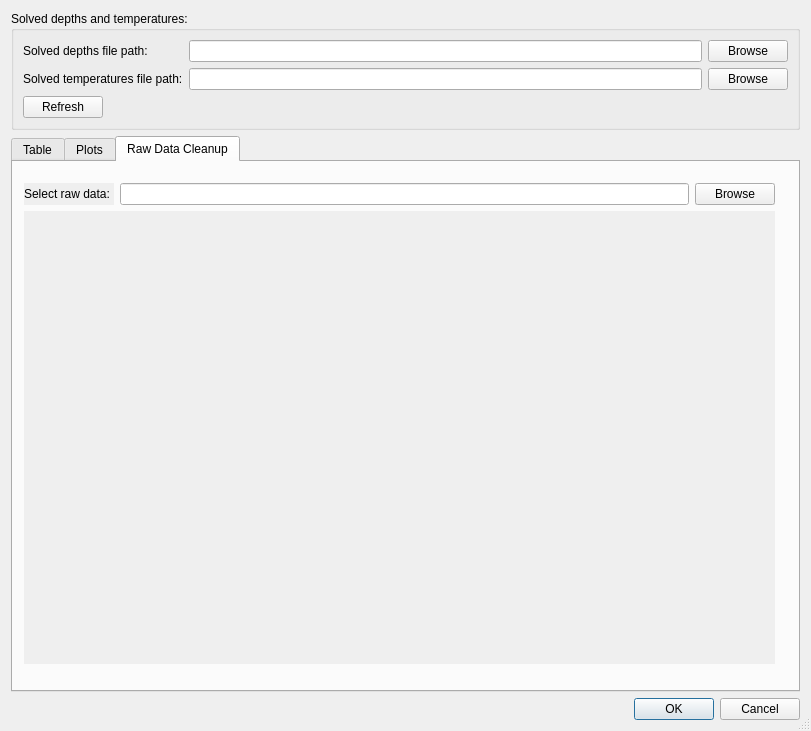
The window that Molonari_2021/ihm/python/sql/sqlgridview.ui (GVigne/Molonari-2022) describes before a commit, drawn with Qt 5.
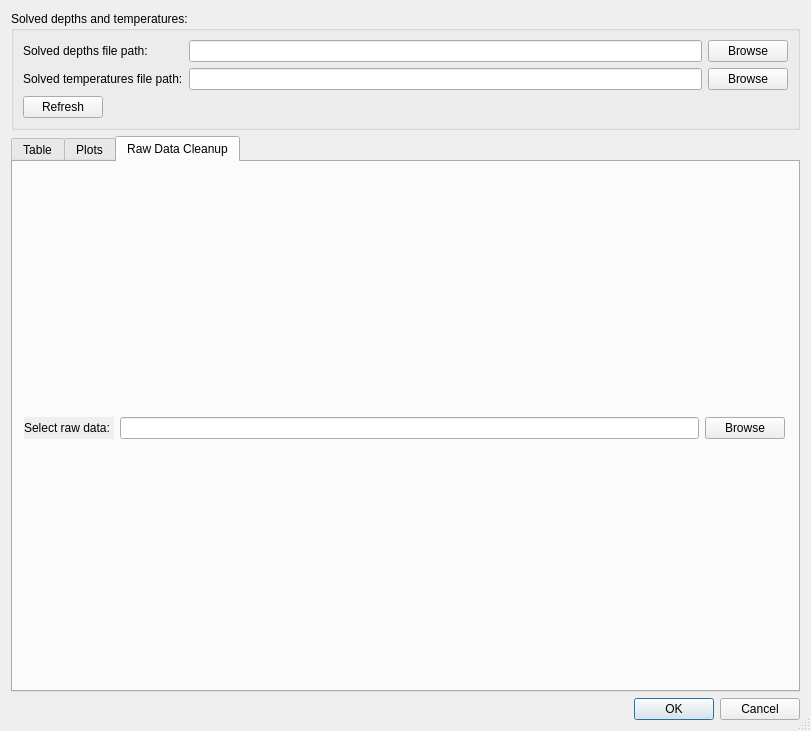
The same window after the commit.

Commit message: added interaction with clicks in matplotlib canvas. Dots are eliminated when clicking

What changed in the file:
```diff
--- a/Molonari_2021/ihm/python/sql/sqlgridview.ui
+++ b/Molonari_2021/ihm/python/sql/sqlgridview.ui
@@ -269,16 +269,16 @@
       <attribute name="title">
        <string>Raw Data Cleanup</string>
       </attribute>
-      <widget class="QWidget" name="">
+      <widget class="QWidget" name="layoutWidget">
        <property name="geometry">
         <rect>
          <x>11</x>
          <y>21</y>
-         <width>751</width>
-         <height>481</height>
+         <width>761</width>
+         <height>491</height>
         </rect>
        </property>
-       <layout class="QVBoxLayout" name="verticalLayout_8" stretch="1,7">
+       <layout class="QVBoxLayout" name="verticalLayout_8" stretch="0">
         <item>
          <layout class="QGridLayout" name="gridLayout_2">
           <item row="0" column="0">
@@ -308,16 +308,11 @@
             </property>
            </widget>
           </item>
+          <item row="1" column="0" colspan="3">
+           <layout class="QVBoxLayout" name="widgetRawData"/>
+          </item>
          </layout>
         </item>
-        <item>
-         <widget class="QWidget" name="widgetRawData" native="true">
-          <property name="autoFillBackground">
-           <bool>true</bool>
-          </property>
-          <layout class="QVBoxLayout" name="verticalLayout_7"/>
-         </widget>
-        </item>
        </layout>
       </widget>
      </widget>
```
Left out of the diff: 6 changed lines with no effect on the pictures. The commit also changes 1 other file.
